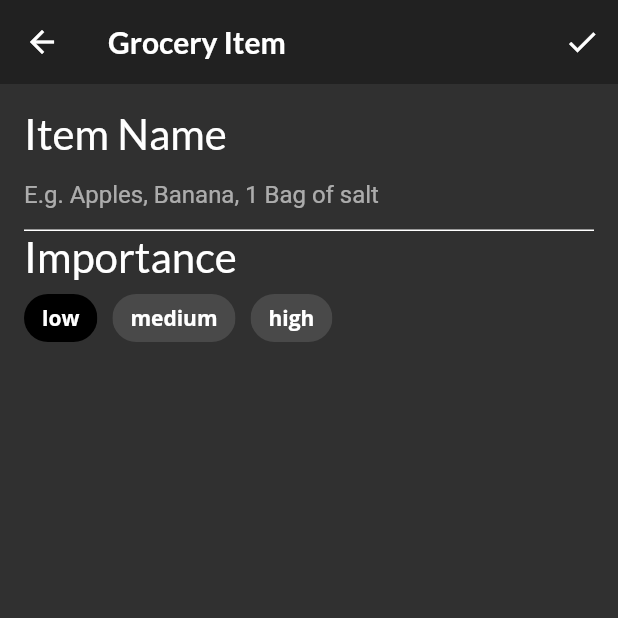
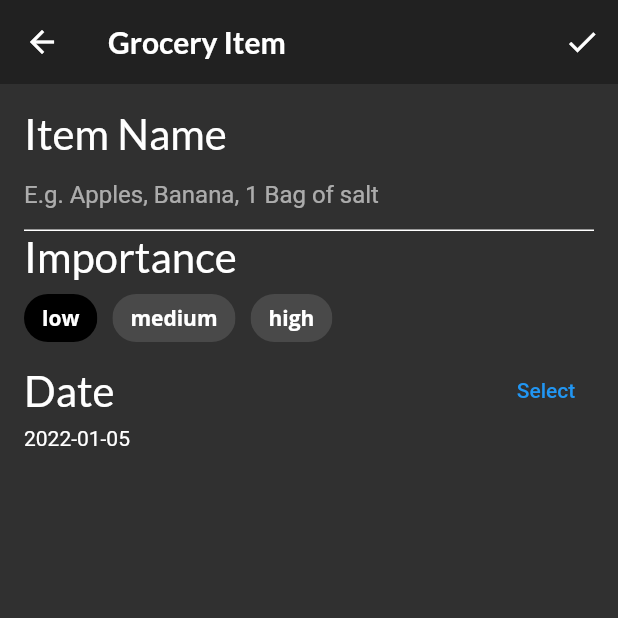
Before and after one commit to omelchenkoaleks/scrollable_widgets, a Flutter app: the screen it shows after launch, item 3 of the bottom bar chosen, after a tap on the "add" icon, on a phone screen of 412 x 824 dp, the top half of it. Run offline on Flutter 3.47's test engine with Material 2 defaults, Android fonts, the phone set to English and light mode, and no system bars; our stand-ins replace flutter_colorpicker, google_fonts.

```diff
--- a/lib/screens/grocery_item_screen.dart
+++ b/lib/screens/grocery_item_screen.dart
@@ -88,7 +88,7 @@ class _GroceryItemScreenState extends State<GroceryItemScreen> {
           children: [
             buildNameField(),
             buildImportanceField(),
-            // TODO 15: Add date picker
+            buildDateField(context),
             // TODO 16: Add time picker
             // TODO 17: Add color picker
             // TODO 18: Add slider
@@ -178,7 +178,41 @@ class _GroceryItemScreenState extends State<GroceryItemScreen> {
     );
   }
 
-  // TODO: ADD buildDateField()
+  Widget buildDateField(BuildContext context) {
+    return Column(
+      crossAxisAlignment: CrossAxisAlignment.start,
+      children: [
+        Row(
+          mainAxisAlignment: MainAxisAlignment.spaceBetween,
+          children: [
+            Text(
+              'Date',
+              style: GoogleFonts.lato(fontSize: 28.0),
+            ),
+            TextButton(
+              child: const Text('Select'),
+              onPressed: () async {
+                final currentDate = DateTime.now();
+                final selectedDate = await showDatePicker(
+                  context: context,
+                  initialDate: currentDate,
+                  firstDate: currentDate,
+                  lastDate: DateTime(currentDate.year + 5),
+                );
+                setState(() {
+                  if (selectedDate != null) {
+                    _dueDate = selectedDate;
+                  }
+                });
+              },
+            ),
+          ],
+        ),
+        // 9
+        Text('${DateFormat('yyyy-MM-dd').format(_dueDate)}'),
+      ],
+    );
+  }
 
   // TODO: Add buildTimeField()
 
```
